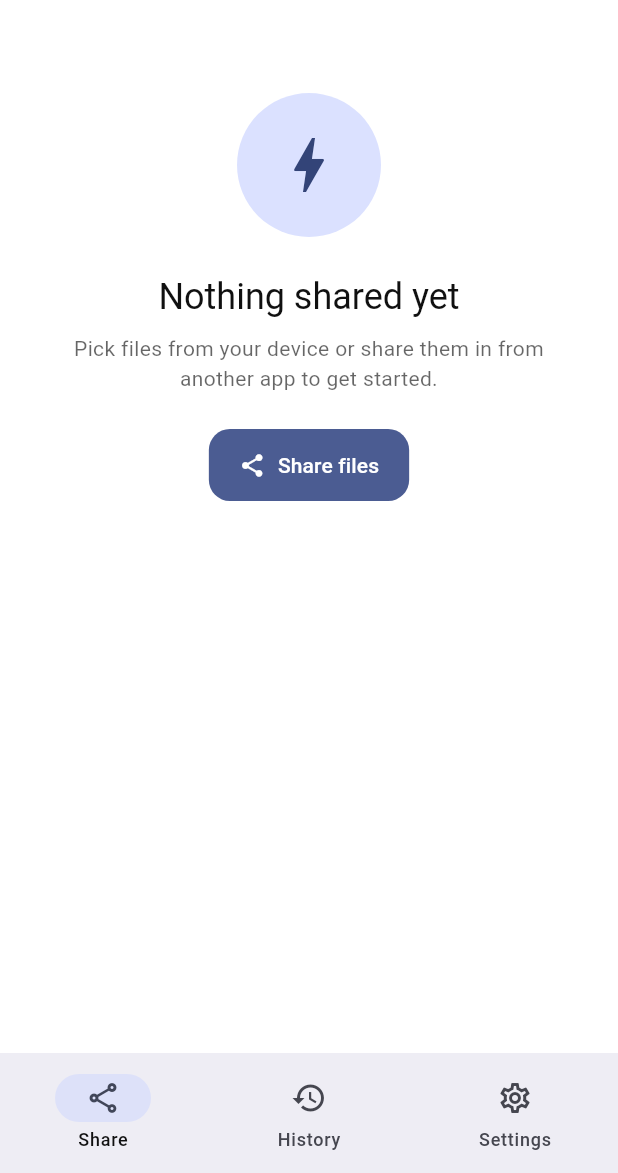
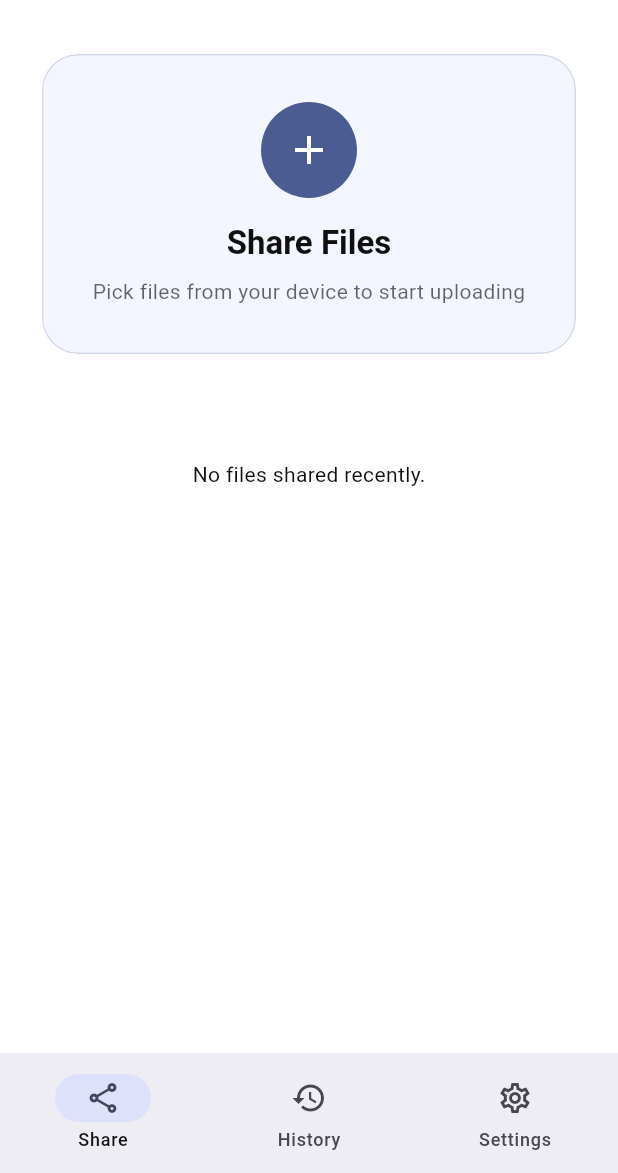
Before and after one commit to umairahmadx/flashshare, a Flutter app: the screen it shows after launch, on a phone screen of 412 x 824 dp, the part 63-1236 px from its top. Run offline on Flutter 3.47's test engine with Material 3 defaults, Android fonts, the phone set to English and light mode, and no system bars; our stand-ins replace dio, fluttertoast, permission_handler, shared_preferences; missing offline and left inert: flutter_background_service, receive_sharing_intent.

Commit message:
feat: enhance home page with upload section and view all history button

```diff
--- /dev/null
+++ b/devtools_options.yaml
@@ -0,0 +1,3 @@
+description: This file stores settings for Dart & Flutter DevTools.
+documentation: https://docs.flutter.dev/tools/devtools/extensions#configure-extension-enablement-states
+extensions:
--- a/lib/ui/home_page.dart
+++ b/lib/ui/home_page.dart
@@ -71,8 +71,6 @@ class _HomePageState extends State<HomePage> {
           ? await MultiFileDialog.show(context, files.length)
           : UploadMode.separate;
       if (mode == null) return;
-      // Start the foreground service BEFORE enqueue so the OS won't kill the
-      // process mid-upload. Safe to call even if it fails (handled internally).
       await startUploadService();
       await widget.engine.enqueue(files, mode);
     } catch (e) {
@@ -104,6 +102,7 @@ class _HomePageState extends State<HomePage> {
         onCopy: _copy,
         onDelete: _delete,
         onCancel: widget.engine.cancel,
+        onViewAll: () => setState(() => _tab = 1),
       ),
       _HistoryTab(
         history: _history,
@@ -146,23 +145,29 @@ class _ShareTab extends StatelessWidget {
   final void Function(HistoryEntry) onCopy;
   final void Function(HistoryEntry) onDelete;
   final void Function(String key) onCancel;
+  final VoidCallback onViewAll;
   const _ShareTab(
       {required this.active,
       required this.history,
       required this.onPick,
       required this.onCopy,
       required this.onDelete,
-      required this.onCancel});
+      required this.onCancel,
+      required this.onViewAll});
 
   @override
   Widget build(BuildContext context) {
     final hasActive = active.isNotEmpty;
-    final hasHistory = history.isNotEmpty;
+    final recent = history.take(5).toList();
+    final hasHistory = recent.isNotEmpty;
+    final hasMore = history.length > 5;
+
     return Center(
       child: ConstrainedBox(
         constraints: const BoxConstraints(maxWidth: 820),
         child: CustomScrollView(
           slivers: [
+            SliverToBoxAdapter(child: _UploadSection(onPick: onPick)),
             if (hasActive)
               const SliverToBoxAdapter(
                   child: _SectionHeader(
@@ -180,7 +185,7 @@ class _ShareTab extends StatelessWidget {
                       icon: Icons.history_outlined, label: 'Recent')),
             if (hasHistory)
               SliverList(
-                delegate: SliverChildListDelegate(history
+                delegate: SliverChildListDelegate(recent
                     .map((e) => HistoryTile(
                           e: e,
                           onCopy: () => onCopy(e),
@@ -188,10 +193,85 @@ class _ShareTab extends StatelessWidget {
                         ))
                     .toList()),
               ),
+            if (hasMore)
+              SliverToBoxAdapter(
+                child: Padding(
+                  padding: const EdgeInsets.symmetric(horizontal: 16, vertical: 8),
+                  child: Center(
+                    child: TextButton.icon(
+                      onPressed: onViewAll,
+                      icon: const Icon(Icons.arrow_forward),
+                      label: const Text('View All History'),
+                    ),
+                  ),
+                ),
+              ),
             if (!hasActive && !hasHistory)
-              SliverToBoxAdapter(child: _EmptyState(onPick: onPick)),
+              const SliverToBoxAdapter(
+                child: Padding(
+                  padding: EdgeInsets.only(top: 48),
+                  child: Center(child: Text('No files shared recently.')),
+                ),
+              ),
             const SliverToBoxAdapter(child: SizedBox(height: 96)),
           ],
+        ),
+      ),
+    );
+  }
+}
+
+class _UploadSection extends StatelessWidget {
+  final VoidCallback onPick;
+  const _UploadSection({required this.onPick});
+
+  @override
+  Widget build(BuildContext context) {
+    return Padding(
+      padding: const EdgeInsets.all(16),
+      child: Card(
+        color: Theme.of(context).colorScheme.primaryContainer.withValues(alpha: 0.3),
+        elevation: 0,
+        shape: RoundedRectangleBorder(
+          borderRadius: BorderRadius.circular(24),
+          side: BorderSide(
+            color: Theme.of(context).colorScheme.primary.withValues(alpha: 0.2),
+          ),
+        ),
+        child: InkWell(
+          onTap: onPick,
+          borderRadius: BorderRadius.circular(24),
+          child: Padding(
+            padding: const EdgeInsets.symmetric(vertical: 32, horizontal: 16),
+            child: Column(
+              children: [
+                Container(
+                  padding: const EdgeInsets.all(16),
+                  decoration: BoxDecoration(
+                    color: Theme.of(context).colorScheme.primary,
+                    shape: BoxShape.circle,
+                  ),
+                  child: const Icon(Icons.add, size: 32, color: Colors.white),
+                ),
+                const SizedBox(height: 16),
+                Text(
+                  'Share Files',
+                  style: Theme.of(context).textTheme.titleLarge?.copyWith(
+                        fontWeight: FontWeight.bold,
+                        color: Theme.of(context).colorScheme.onSurface,
+                      ),
+                ),
+                const SizedBox(height: 8),
+                Text(
+                  'Pick files from your device to start uploading',
+                  textAlign: TextAlign.center,
+                  style: Theme.of(context).textTheme.bodyMedium?.copyWith(
+                        color: Theme.of(context).hintColor,
+                      ),
+                ),
+              ],
+            ),
+          ),
         ),
       ),
     );
@@ -217,7 +297,7 @@ class _HistoryTab extends StatelessWidget {
           slivers: [
             const SliverToBoxAdapter(
                 child:
-                    _SectionHeader(icon: Icons.history_outlined, label: 'Recent')),
+                    _SectionHeader(icon: Icons.history_outlined, label: 'All History')),
             SliverList(
               delegate: SliverChildListDelegate(history
                   .map((e) => HistoryTile(
@@ -257,45 +337,3 @@ class _SectionHeader extends StatelessWidget {
         ),
       );
 }
-
-class _EmptyState extends StatelessWidget {
-  final VoidCallback onPick;
-  const _EmptyState({required this.onPick});
-
-  @override
-  Widget build(BuildContext context) => Padding(
-        padding: const EdgeInsets.fromLTRB(32, 48, 32, 32),
-        child: Column(
-          children: [
-            Container(
-              padding: const EdgeInsets.all(24),
-              decoration: BoxDecoration(
-                color: Theme.of(context).colorScheme.primaryContainer,
-                shape: BoxShape.circle,
-              ),
-              child: Icon(Icons.bolt,
-                  size: 48,
-                  color: Theme.of(context).colorScheme.onPrimaryContainer),
-            ),
-            const SizedBox(height: 24),
-            Text('Nothing shared yet',
-                style: Theme.of(context).textTheme.headlineSmall),
-            const SizedBox(height: 8),
-            Text(
-              'Pick files from your device or share them in from another app to get started.',
-              textAlign: TextAlign.center,
-              style: Theme.of(context)
-                  .textTheme
-                  .bodyMedium
-                  ?.copyWith(color: Theme.of(context).hintColor),
-            ),
-            const SizedBox(height: 24),
-            FilledButton.icon(
-              onPressed: onPick,
-              icon: const Icon(Icons.share),
-              label: const Text('Share files'),
-            ),
-          ],
-        ),
-      );
-}
```
